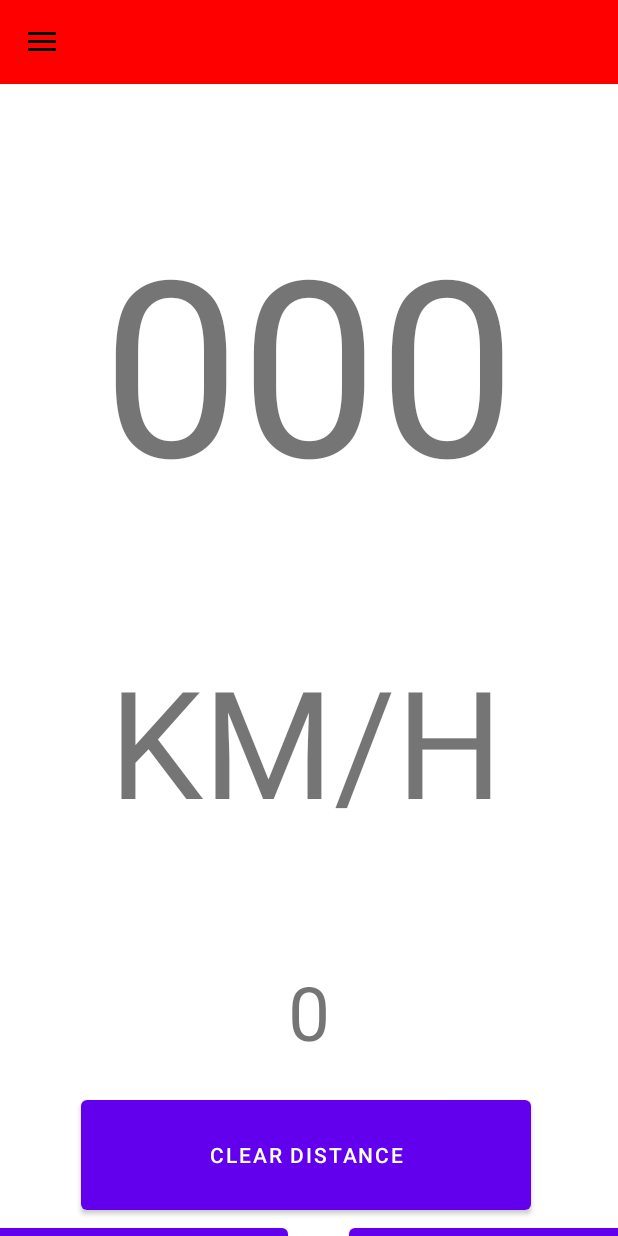
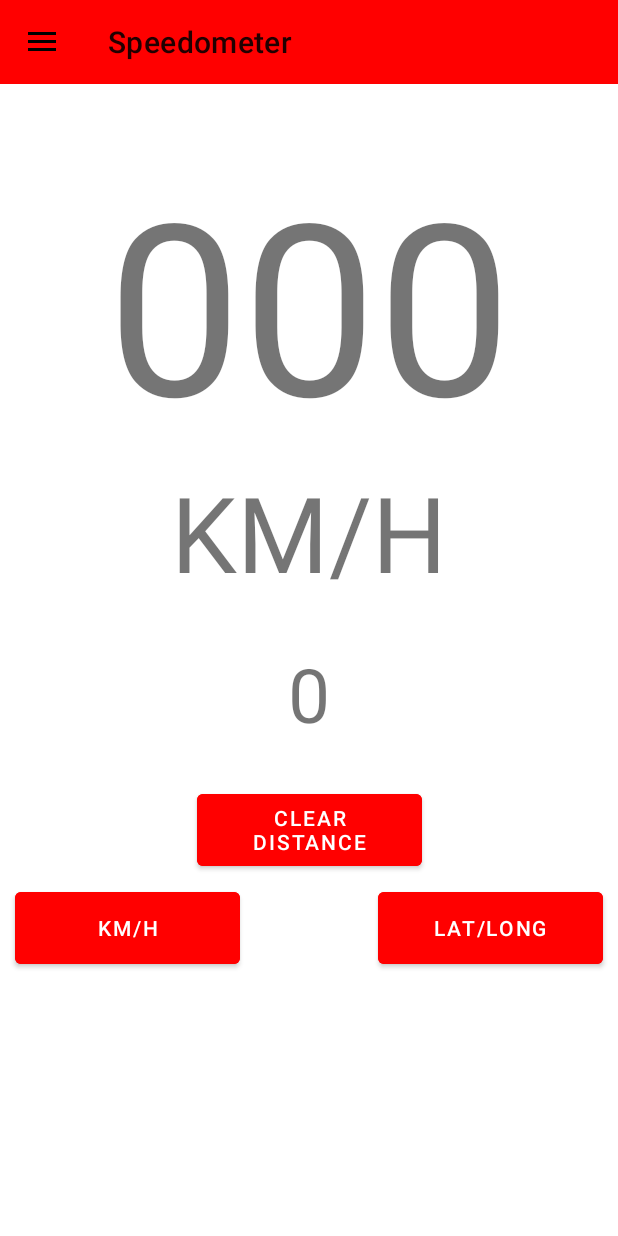
Before and after one commit to ProjectRelief/Petrol-Stations-Android-App, an Android app: the InsideActivity screen opened directly, with no data from a screen before it, in the side drawer, after a tap on "Speedometer", on a phone screen of 412 x 824 dp. Run offline under Robolectric (Android 15) with nearby library versions, the phone set to English and light mode, and no system bars; our stand-ins replace Firebase (no records; nobody signed in at launch, a user with empty details on screens opened directly); 1 statement that could not run was skipped.

Commit message:
speedometer ui fix

```diff
--- a/app/src/main/java/com/androiddev/petrolstations/InsideActivity.java
+++ b/app/src/main/java/com/androiddev/petrolstations/InsideActivity.java
@@ -46,7 +46,7 @@ public class InsideActivity extends AppCompatActivity {
         getSupportFragmentManager().beginTransaction()
                 .add(R.id.frame,new HomeFragment(),"HomeFragment")
                 .commit();
-        getSupportActionBar().setTitle(null);
+        getSupportActionBar().setTitle("Home");
         toolbar.setBackgroundColor(Color.parseColor("#ff0000"));
 
         actionBarDrawerToggle = new ActionBarDrawerToggle(
@@ -80,7 +80,7 @@ public class InsideActivity extends AppCompatActivity {
                             .replace(R.id.frame,new HomeFragment(),"HomeFragment")
                             .addToBackStack("HomeFragment")
                             .commit();
-                    getSupportActionBar().setTitle(null);
+                    getSupportActionBar().setTitle("Home");
                     toolbar.setBackgroundColor(Color.parseColor("#ff0000"));
                     actionBarDrawerToggle.getDrawerArrowDrawable().setColor(getResources().getColor(R.color.black));
                     drawerLayout.closeDrawers();
@@ -91,7 +91,7 @@ public class InsideActivity extends AppCompatActivity {
                             .replace(R.id.frame,new PetrolPumpsFragment(),"PetrolFragment")
                             .addToBackStack("PetrolFragment")
                             .commit();
-                    getSupportActionBar().setTitle(null);
+                    getSupportActionBar().setTitle("Petrol Bunks");
                     toolbar.setBackgroundColor(Color.parseColor("#ff0000"));
                     actionBarDrawerToggle.getDrawerArrowDrawable().setColor(getResources().getColor(R.color.black));
                     drawerLayout.closeDrawers();
@@ -102,7 +102,7 @@ public class InsideActivity extends AppCompatActivity {
                             .replace(R.id.frame,new SpeedometerFragment(),"SpeedometerFragment")
                             .addToBackStack("SpeedometerFragment")
                             .commit();
-                    getSupportActionBar().setTitle(null);
+                    getSupportActionBar().setTitle("Speedometer");
                     toolbar.setBackgroundColor(Color.parseColor("#ff0000"));
                     actionBarDrawerToggle.getDrawerArrowDrawable().setColor(getResources().getColor(R.color.black));
                     drawerLayout.closeDrawers();
--- a/app/src/main/java/com/androiddev/petrolstations/MapsFragment.java
+++ b/app/src/main/java/com/androiddev/petrolstations/MapsFragment.java
@@ -5,12 +5,14 @@ import androidx.annotation.Nullable;
 import androidx.fragment.app.Fragment;
 
 import android.content.Intent;
+import android.graphics.Color;
 import android.net.Uri;
 import android.os.Bundle;
 import android.view.LayoutInflater;
 import android.view.View;
 import android.view.ViewGroup;
 import android.widget.Button;
+import android.widget.Toolbar;
 
 import com.google.android.gms.maps.CameraUpdateFactory;
 import com.google.android.gms.maps.GoogleMap;
@@ -26,6 +28,7 @@ public class MapsFragment extends Fragment {
     private GoogleMap mMap;
     double lat,lng;
     Button btnDirec;
+    Toolbar toolbar;
 
     private OnMapReadyCallback callback = new OnMapReadyCallback() {
         @Override
--- a/app/src/main/java/com/androiddev/petrolstations/SpeedometerFragment.java
+++ b/app/src/main/java/com/androiddev/petrolstations/SpeedometerFragment.java
@@ -1,19 +1,30 @@
 package com.androiddev.petrolstations;
 
+//import static androidx.core.app.AppOpsManagerCompat.Api29Impl.getSystemService;
+
+import android.content.Context;
+import android.content.pm.PackageManager;
+import android.location.Location;
+import android.location.LocationListener;
+import android.location.LocationManager;
 import android.os.Bundle;
 
+import androidx.annotation.NonNull;
+import androidx.core.app.ActivityCompat;
 import androidx.fragment.app.Fragment;
 
+import android.os.TestLooperManager;
 import android.view.LayoutInflater;
 import android.view.View;
 import android.view.ViewGroup;
+import android.widget.TextView;
 
 /**
  * A simple {@link Fragment} subclass.
  * Use the {@link SpeedometerFragment#newInstance} factory method to
  * create an instance of this fragment.
  */
-public class SpeedometerFragment extends Fragment {
+public class SpeedometerFragment extends Fragment implements LocationListener {
 
     // TODO: Rename parameter arguments, choose names that match
     // the fragment initialization parameters, e.g. ARG_ITEM_NUMBER
@@ -59,6 +70,48 @@ public class SpeedometerFragment extends Fragment {
     public View onCreateView(LayoutInflater inflater, ViewGroup container,
                              Bundle savedInstanceState) {
         // Inflate the layout for this fragment
-        return inflater.inflate(R.layout.fragment_speedometer, container, false);
+        View view = inflater.inflate(R.layout.fragment_speedometer, container, false);
+        LocationManager lm = (LocationManager) getActivity().getSystemService(Context.LOCATION_SERVICE);
+
+        if (ActivityCompat.checkSelfPermission(getContext(), android.Manifest.permission.ACCESS_FINE_LOCATION) != PackageManager.PERMISSION_GRANTED && ActivityCompat.checkSelfPermission(getContext(), android.Manifest.permission.ACCESS_COARSE_LOCATION) != PackageManager.PERMISSION_GRANTED) {
+            // TODO: Consider calling
+            //    ActivityCompat#requestPermissions
+            // here to request the missing permissions, and then overriding
+            //   public void onRequestPermissionsResult(int requestCode, String[] permissions,
+            //                                          int[] grantResults)
+            // to handle the case where the user grants the permission. See the documentation
+            // for ActivityCompat#requestPermissions for more details.
+            return view;
+        }
+        lm.requestLocationUpdates(LocationManager.GPS_PROVIDER, 0, 0, this);
+        this.onLocationChanged((Location) null);
+        return view;
+    }
+
+    @Override
+    public void onLocationChanged(@NonNull Location location) {
+        TextView txt = (TextView) getActivity().findViewById(R.id.SPEED);
+
+        if (location==null){
+            txt.setText("-.-");
+        }else{
+            float curr = location.getSpeed() * 3.6f;
+            txt.setText(String.format("%.2f",curr));
+        }
+    }
+
+    @Override
+    public void onStatusChanged(String provider, int status, Bundle extras) {
+        LocationListener.super.onStatusChanged(provider, status, extras);
+    }
+
+    @Override
+    public void onProviderEnabled(@NonNull String provider) {
+        LocationListener.super.onProviderEnabled(provider);
+    }
+
+    @Override
+    public void onProviderDisabled(@NonNull String provider) {
+        LocationListener.super.onProviderDisabled(provider);
     }
 }
--- a/app/src/main/res/layout/fragment_speedometer.xml
+++ b/app/src/main/res/layout/fragment_speedometer.xml
@@ -1,23 +1,25 @@
 <?xml version="1.0" encoding="utf-8"?>
-<androidx.constraintlayout.widget.ConstraintLayout
-     xmlns:android="http://schemas.android.com/apk/res/android"
+<ScrollView xmlns:android="http://schemas.android.com/apk/res/android"
     xmlns:app="http://schemas.android.com/apk/res-auto"
     xmlns:tools="http://schemas.android.com/tools"
+    android:layout_width="wrap_content"
+    android:layout_height="wrap_content">
+    <androidx.constraintlayout.widget.ConstraintLayout
         android:layout_width="match_parent"
         android:layout_height="match_parent"
         tools:context=".SpeedometerFragment">
 
         <TextView
             android:id="@+id/SPEED"
-        android:layout_width="400dp"
-        android:layout_height="254dp"
+            android:layout_width="wrap_content"
+            android:layout_height="wrap_content"
             android:layout_centerInParent="true"
             android:gravity="center"
             android:text="000"
-        android:textSize="164sp"
+            android:textSize="160sp"
             app:fontFamily="sans-serif"
             app:layout_constraintBottom_toBottomOf="parent"
-        app:layout_constraintHorizontal_bias="0.487"
+            app:layout_constraintHorizontal_bias="0.5"
             app:layout_constraintLeft_toLeftOf="parent"
             app:layout_constraintRight_toRightOf="parent"
             app:layout_constraintTop_toTopOf="parent"
@@ -25,21 +27,21 @@
 
         <TextView
             android:id="@+id/speedconvention"
-        android:layout_width="406dp"
-        android:layout_height="182dp"
+            android:layout_width="wrap_content"
+            android:layout_height="wrap_content"
             android:layout_centerInParent="true"
             android:gravity="center"
             android:text="KM/H"
-        android:textSize="100sp"
+            android:textSize="70sp"
             app:fontFamily="sans-serif"
             app:layout_constraintBottom_toTopOf="@+id/distancemade"
             app:layout_constraintEnd_toEndOf="@+id/SPEED"
-        app:layout_constraintHorizontal_bias="0.8"
+            app:layout_constraintHorizontal_bias="0.5"
             app:layout_constraintLeft_toLeftOf="parent"
             app:layout_constraintRight_toRightOf="parent"
             app:layout_constraintStart_toStartOf="@+id/SPEED"
             app:layout_constraintTop_toBottomOf="@+id/SPEED"
-        app:layout_constraintVertical_bias="0.55" />
+            app:layout_constraintVertical_bias="0" />
 
         <TextView
             android:id="@+id/distancemade"
@@ -50,51 +52,52 @@
             android:text=" 0 "
             android:textSize="50sp"
             app:fontFamily="sans-serif"
-        app:layout_constraintBottom_toBottomOf="parent"
-        app:layout_constraintEnd_toEndOf="@+id/speedconvention"
-        app:layout_constraintHorizontal_bias="0.0"
-        app:layout_constraintLeft_toLeftOf="parent"
-        app:layout_constraintRight_toRightOf="parent"
-        app:layout_constraintStart_toStartOf="@+id/speedconvention"
-        app:layout_constraintTop_toTopOf="parent"
-        app:layout_constraintVertical_bias="0.794" />
-
+            app:layout_constraintEnd_toEndOf="parent"
+            app:layout_constraintStart_toStartOf="parent"
+            app:layout_constraintTop_toBottomOf="@id/speedconvention"
+            app:layout_constraintHorizontal_bias="0.5"/>
 
         <Button
             android:id="@+id/speedconversor"
-        android:layout_width="322dp"
-        android:layout_height="111dp"
+            android:layout_width="150dp"
+            android:layout_height="60dp"
             android:text="KM/H"
+            android:backgroundTint="#ff0000"
+            android:layout_marginLeft="10dp"
             app:layout_constraintBaseline_toBaselineOf="@+id/toastlatlong"
             app:layout_constraintEnd_toStartOf="@+id/cleardistance"
-        app:layout_constraintHorizontal_bias="0.489"
+            app:layout_constraintHorizontal_bias="0"
             app:layout_constraintStart_toStartOf="parent" />
 
         <Button
             android:id="@+id/cleardistance"
-        android:layout_width="300dp"
-        android:layout_height="85dp"
+            android:layout_width="150dp"
+            android:layout_height="60dp"
             android:layout_marginBottom="70dp"
             android:gravity="center"
             android:text="CLEAR DISTANCE"
+            android:backgroundTint="#ff0000"
             app:layout_constraintBottom_toBottomOf="parent"
             app:layout_constraintEnd_toEndOf="parent"
-        app:layout_constraintHorizontal_bias="0.483"
+            app:layout_constraintHorizontal_bias="0.5"
             app:layout_constraintStart_toStartOf="parent"
             app:layout_constraintTop_toBottomOf="@+id/distancemade"
-        app:layout_constraintVertical_bias="0.752" />
+            app:layout_constraintVertical_bias="0" />
 
         <Button
             android:id="@+id/toastlatlong"
-        android:layout_width="322dp"
-        android:layout_height="111dp"
+            android:layout_width="150dp"
+            android:layout_height="60dp"
             android:text="LAT/LONG"
+            android:backgroundTint="#ff0000"
             app:layout_constraintBottom_toBottomOf="parent"
             app:layout_constraintEnd_toEndOf="parent"
-        app:layout_constraintHorizontal_bias="0.462"
+            app:layout_constraintHorizontal_bias="1"
+            android:layout_marginRight="10dp"
             app:layout_constraintStart_toEndOf="@+id/cleardistance"
             app:layout_constraintTop_toBottomOf="@+id/cleardistance"
-        app:layout_constraintVertical_bias="0.0" />
+            app:layout_constraintVertical_bias="0.5" />
 
 
     </androidx.constraintlayout.widget.ConstraintLayout>
+</ScrollView>
```
Lines whose indentation alone changed are shown as unchanged.
